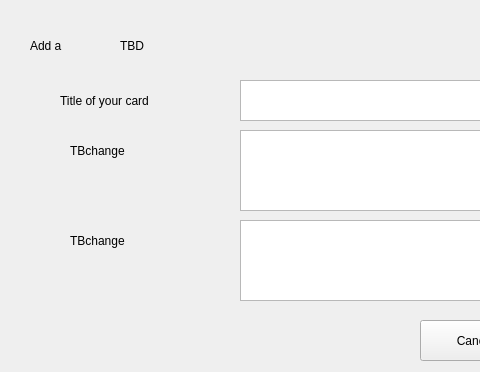
Zhang-JK/Memorier, file QtCode/AddCard/AddCard/addcardmain.ui: the form before one commit; both pictures show x 0 to 480 and y 0 to 372 of the 698 by 372 pixel window.
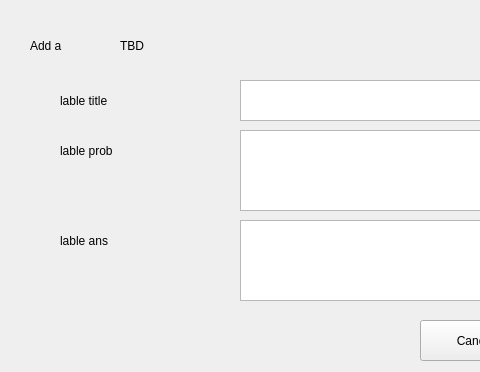
The form after the commit.

Commit message: Add card (almost all)

```diff
--- a/QtCode/AddCard/AddCard/addcardmain.ui
+++ b/QtCode/AddCard/AddCard/addcardmain.ui
@@ -72,7 +72,7 @@
      <string notr="true">font: 75 18pt &quot;Times New Roman&quot;;</string>
     </property>
     <property name="text">
-     <string>Title of your card</string>
+     <string>lable title</string>
     </property>
    </widget>
    <widget class="QTextEdit" name="Input_prob">
@@ -91,7 +91,7 @@
    <widget class="QLabel" name="Lable_prob">
     <property name="geometry">
      <rect>
-      <x>70</x>
+      <x>60</x>
       <y>140</y>
       <width>171</width>
       <height>21</height>
@@ -101,13 +101,13 @@
      <string notr="true">font: 75 18pt &quot;Times New Roman&quot;;</string>
     </property>
     <property name="text">
-     <string>TBchange</string>
+     <string>lable prob</string>
     </property>
    </widget>
    <widget class="QLabel" name="Lable_ans">
     <property name="geometry">
      <rect>
-      <x>70</x>
+      <x>60</x>
       <y>230</y>
       <width>171</width>
       <height>21</height>
@@ -117,7 +117,7 @@
      <string notr="true">font: 75 18pt &quot;Times New Roman&quot;;</string>
     </property>
     <property name="text">
-     <string>TBchange</string>
+     <string>lable ans</string>
     </property>
    </widget>
    <widget class="QTextEdit" name="Input_ans">
```
Left out of the diff: 2 changed lines with no effect on the pictures. The commit also changes 23 other files.
